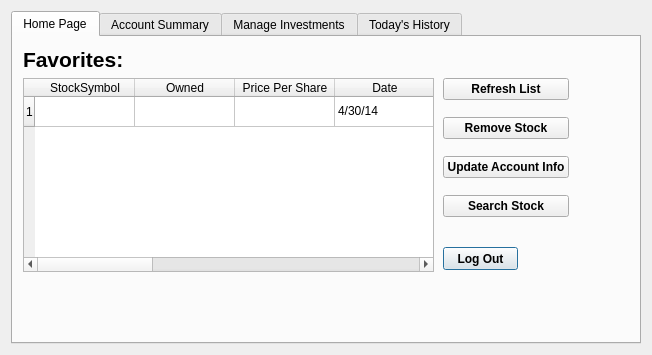
Qt form loginpage.ui (ckhajavi/MI5) before a commit.
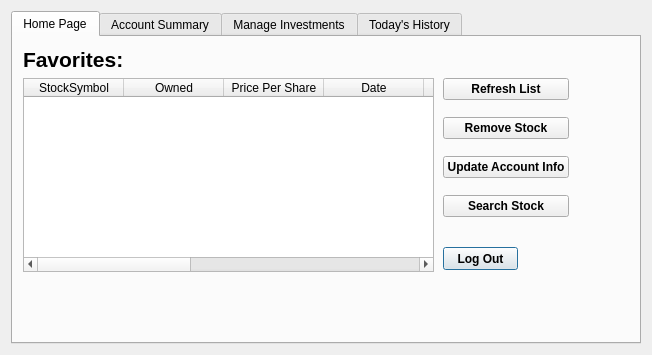
The same form after that commit.

Diff of the .ui file:
```diff
--- a/loginpage.ui
+++ b/loginpage.ui
@@ -144,11 +144,6 @@
         </item>
         <item>
          <widget class="QTableWidget" name="tableWidget">
-          <row>
-           <property name="text">
-            <string>1</string>
-           </property>
-          </row>
           <column>
            <property name="text">
             <string>StockSymbol</string>
@@ -199,56 +194,6 @@
             <string>Volume</string>
            </property>
           </column>
-          <item row="0" column="0">
-           <property name="text">
-            <string/>
-           </property>
-          </item>
-          <item row="0" column="1">
-           <property name="text">
-            <string/>
-           </property>
-          </item>
-          <item row="0" column="2">
-           <property name="text">
-            <string/>
-           </property>
-          </item>
-          <item row="0" column="3">
-           <property name="text">
-            <string>4/30/14</string>
-           </property>
-          </item>
-          <item row="0" column="4">
-           <property name="text">
-            <string>4:00pm</string>
-           </property>
-          </item>
-          <item row="0" column="5">
-           <property name="text">
-            <string>-$1.04</string>
-           </property>
-          </item>
-          <item row="0" column="6">
-           <property name="text">
-            <string>$527.60</string>
-           </property>
-          </item>
-          <item row="0" column="7">
-           <property name="text">
-            <string>$528.00</string>
-           </property>
-          </item>
-          <item row="0" column="8">
-           <property name="text">
-            <string>$522.52</string>
-           </property>
-          </item>
-          <item row="0" column="9">
-           <property name="text">
-            <string>1,746,904</string>
-           </property>
-          </item>
          </widget>
         </item>
        </layout>
```
Left out of the diff: 84 changed lines with no effect on the pictures. Lines whose indentation alone changed are shown as unchanged.
